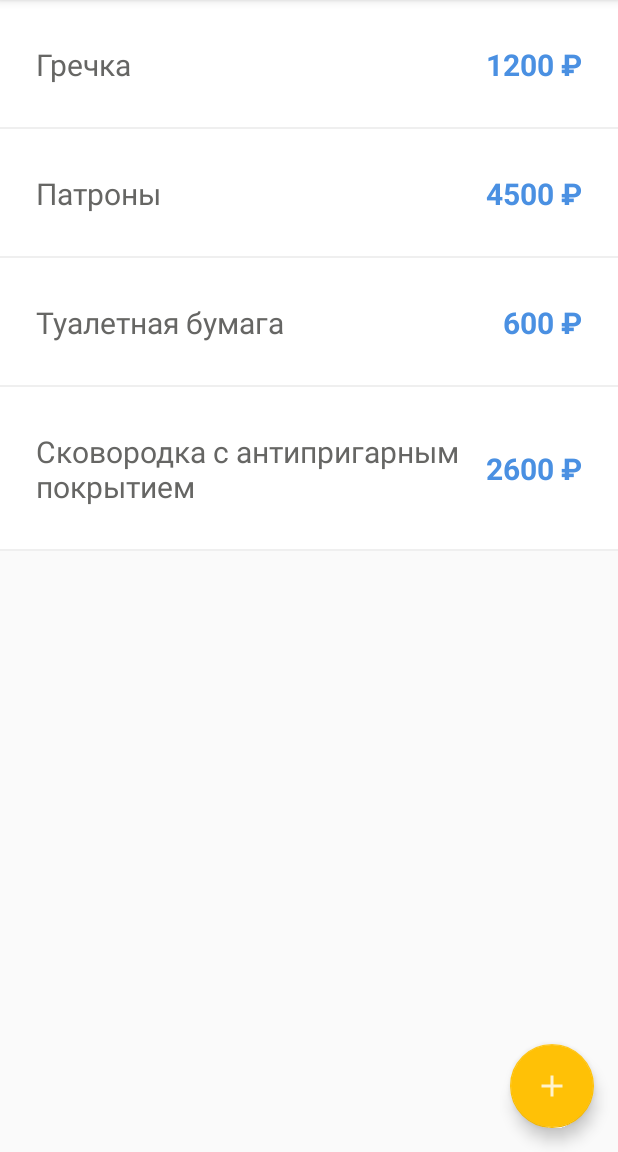
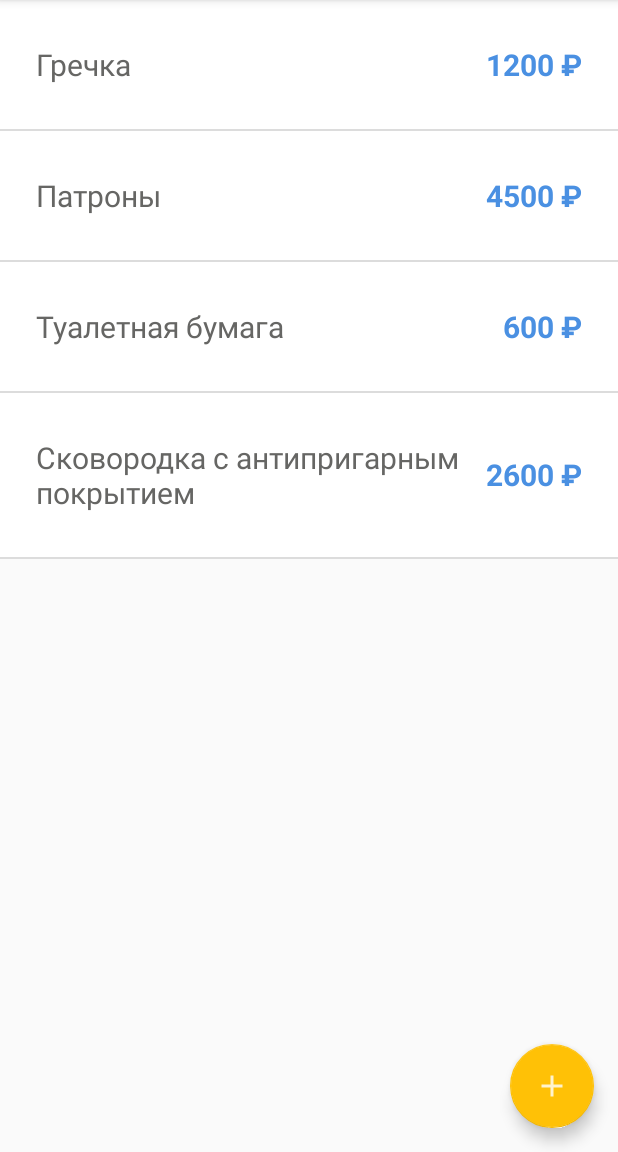
Before and after one commit to temofeyk/LoftMoney, an Android app: the screen it shows after launch (MainActivity), on a phone screen of 412 x 824 dp, the part 84-1236 px from its top. Run offline under Robolectric (Android 15) with nearby library versions, the phone set to English and light mode, and no system bars.

Commit message:
added DividerItemDecoration

```diff
--- a/app/src/main/java/com/temofey/k/android/loftmoney/activities/main/MainActivity.java
+++ b/app/src/main/java/com/temofey/k/android/loftmoney/activities/main/MainActivity.java
@@ -5,6 +5,8 @@ import android.os.Bundle;
 
 import androidx.annotation.Nullable;
 import androidx.appcompat.app.AppCompatActivity;
+import androidx.recyclerview.widget.DividerItemDecoration;
+import androidx.recyclerview.widget.LinearLayoutManager;
 import androidx.recyclerview.widget.RecyclerView;
 
 import com.google.android.material.floatingactionbutton.FloatingActionButton;
@@ -30,6 +32,10 @@ public class MainActivity extends AppCompatActivity {
         fabAddItem.setOnClickListener(v -> startActivityForResult(new Intent(MainActivity.this, AddItemActivity.class), REQUEST_CODE));
 
         RecyclerView recyclerView = findViewById(R.id.recyclerMainItemsList);
+        LinearLayoutManager linearLayoutManager = new LinearLayoutManager(this);
+        recyclerView.setLayoutManager(linearLayoutManager);
+        recyclerView.addItemDecoration(new DividerItemDecoration(recyclerView.getContext(), linearLayoutManager.getOrientation()));
+
         adapter = new ItemsAdapter();
         List<Item> itemsList = new ArrayList<>();
         itemsList.add(new Item("Гречка", 1200, Item.getNewId()));
@@ -38,6 +44,7 @@ public class MainActivity extends AppCompatActivity {
         itemsList.add(new Item("Сковородка с антипригарным покрытием", 2600, Item.getNewId()));
         adapter.setItemsList(itemsList);
         recyclerView.setAdapter(adapter);
+
     }
 
     @Override
--- a/app/src/main/res/layout/item_view.xml
+++ b/app/src/main/res/layout/item_view.xml
@@ -37,10 +37,4 @@
 
     </RelativeLayout>
 
-    <View
-        android:layout_width="match_parent"
-        android:layout_height="1dp"
-        android:layout_gravity="bottom"
-        android:background="@color/white_six" />
-
 </FrameLayout>
```
